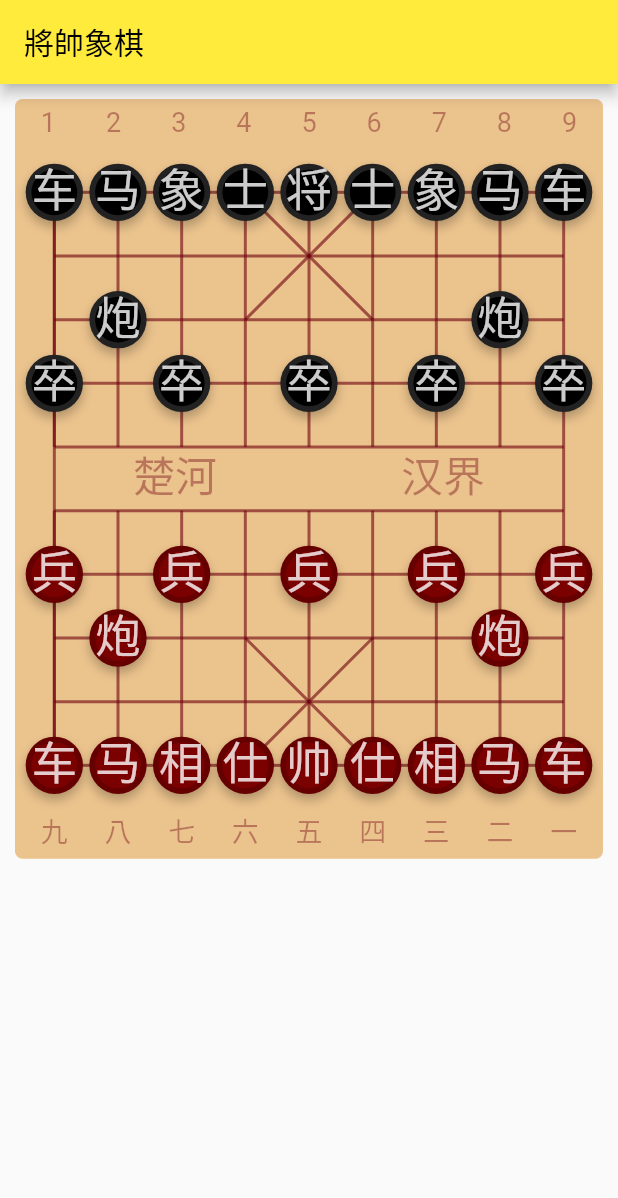
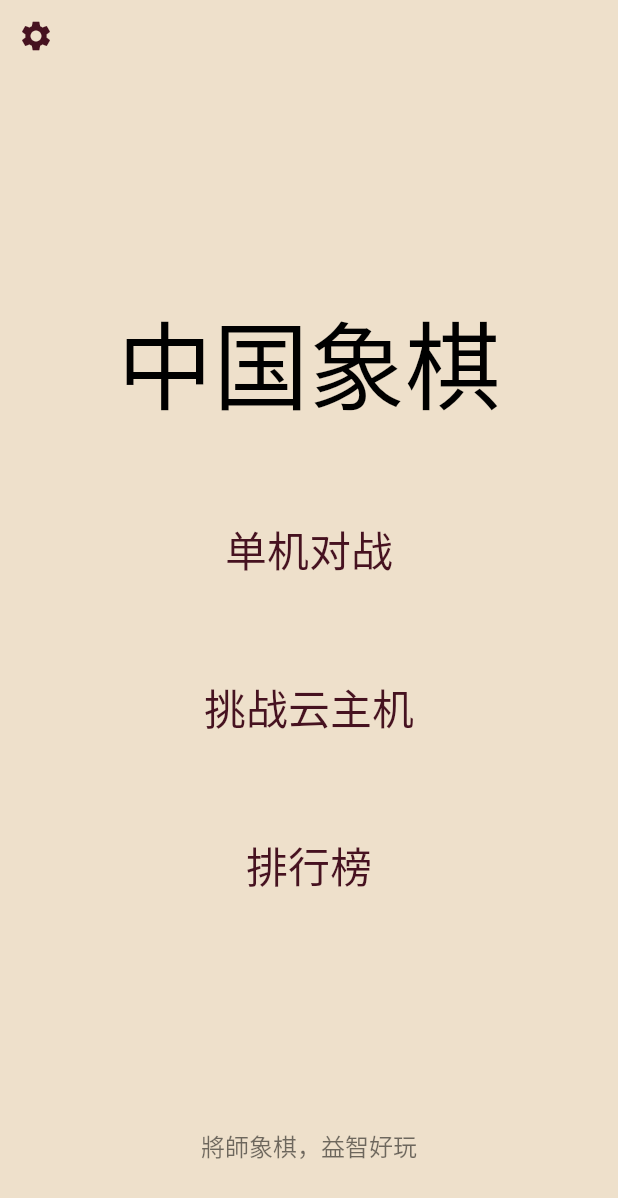
Before and after one commit to vagicc/flutter_chess, a Flutter app: the screen it shows after launch, on a phone screen of 412 x 824 dp. Shown: the top 1198 px of the screen. Run offline on Flutter 3.47's test engine with Material 2 defaults, Android fonts, the phone set to English and light mode, and no system bars; Roboto replaces fonts that are missing (Chess).

Commit message:
首页菜单页

```diff
--- a/lib/main.dart
+++ b/lib/main.dart
@@ -1,5 +1,5 @@
 import 'package:flutter/material.dart';
-import 'routes/battle_page.dart';
+import 'routes/main_menu.dart';
 
 void main() {
   runApp(const MyApp());
@@ -14,9 +14,11 @@ class MyApp extends StatelessWidget {
     return MaterialApp(
       title: 'Flutter Demo',
       theme: ThemeData(
-        primarySwatch: Colors.yellow,  //主题颜色
+        primarySwatch: Colors.brown,
+        fontFamily: 'Chess', //主题颜色
       ),
-      home: const BattlePage(),
+      home: const MainMenu(),
+      debugShowCheckedModeBanner: false,  //去掉右上角的“debug"
     );
   }
 }
--- /dev/null
+++ b/lib/routes/main_menu.dart
@@ -0,0 +1,85 @@
+import 'dart:ui';
+
+import 'package:flutter/material.dart';
+import '../common/color_consts.dart';
+import '../main.dart';
+import 'battle_page.dart';
+
+class MainMenu extends StatelessWidget {
+  const MainMenu({Key? key}) : super(key: key);
+
+  @override
+  Widget build(BuildContext context) {
+    final nameStyle = const TextStyle(
+      fontSize: 64,
+      color: Colors.black,
+    );
+
+    final menuItemStyle = TextStyle(
+      fontSize: 28,
+      color: ColorConsts.Primary,
+    );
+
+    //主页
+    final menuItems = Center(
+      child: Column(
+        children: <Widget>[
+          const Expanded(child: SizedBox(), flex: 4),
+          Text(
+            "中国象棋",
+            style: nameStyle,
+            textAlign: TextAlign.center,
+          ),
+          const Expanded(child: SizedBox()),
+          TextButton(
+            child: Text(
+              "单机对战",
+              style: menuItemStyle,
+            ),
+            onPressed: () {
+              Navigator.push(
+                context,
+                MaterialPageRoute(builder: (context) {
+                  return const BattlePage();
+                }),
+              );
+            },
+          ),
+          const Expanded(child: SizedBox()),
+          TextButton(
+            child: Text(
+              "挑战云主机",
+              style: menuItemStyle,
+            ),
+            onPressed: () {},
+          ),
+          const Expanded(child: SizedBox()),
+          TextButton(
+            child: Text("排行榜", style: menuItemStyle),
+            onPressed: () {},
+          ),
+          const Expanded(child: SizedBox(), flex: 3),
+          Text("將師象棋，益智好玩",
+              style: TextStyle(color: Colors.black54, fontSize: 16)),
+          const Expanded(child: SizedBox()),
+        ],
+      ),
+    );
+
+    return Scaffold(
+      backgroundColor: ColorConsts.LightBackground,
+      body: Stack(
+        children: <Widget>[
+          menuItems,
+          //设置按钮
+          Positioned(
+            child: IconButton(
+              icon: const Icon(Icons.settings, color: ColorConsts.Primary),
+              onPressed: () {},
+            ),
+          ),
+        ],
+      ),
+    );
+  }
+}
```
